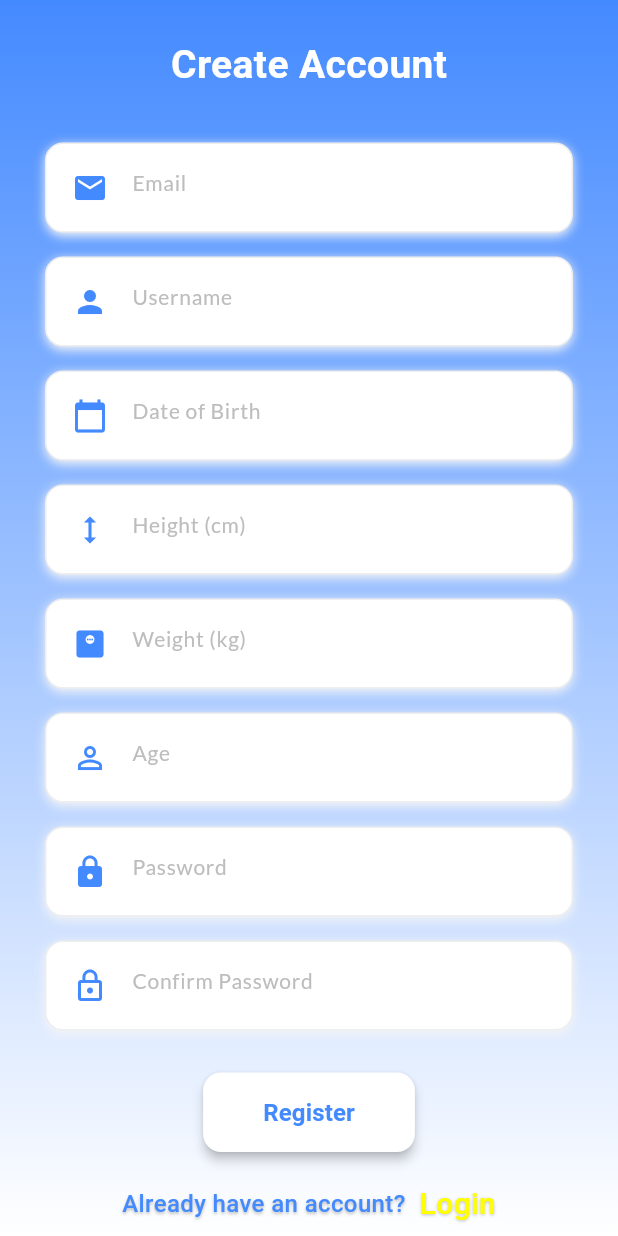
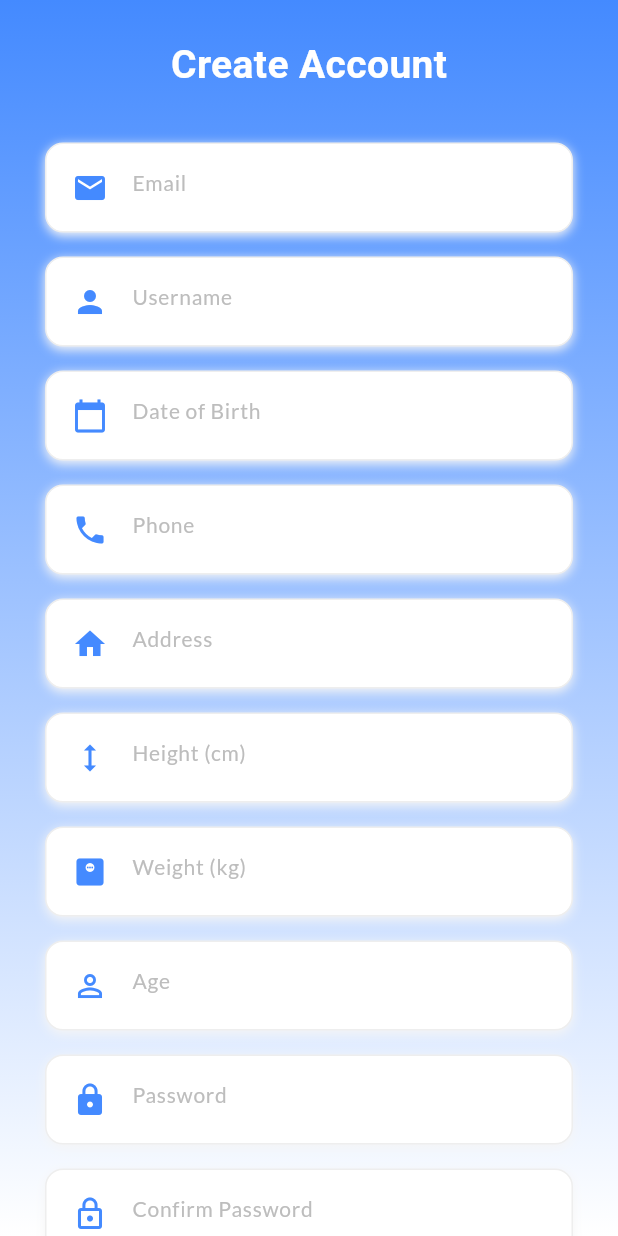
Before and after one commit to Dung261102/kltn, a Flutter app: the RegisterPage screen opened directly, on a phone screen of 412 x 824 dp. Run offline on Flutter 3.47's test engine with Material 3 defaults, Android fonts, the light colour scheme and no system bars; our stand-ins replace cloud_firestore, date_picker_timeline, fl_chart, flutter_blue_plus, flutter_local_notifications, flutter_native_timezone and 11 more; missing offline and left inert: socket_io_client_flutter, socket_io_common; accounts and stored records are empty.

Commit message:
Cập nhật UI đăng ký + đăng nhập

```diff
--- a/lib/rest/rest_api.dart
+++ b/lib/rest/rest_api.dart
@@ -34,9 +34,9 @@ Future<Map<String, dynamic>> userRegister(
     String username,
     String email,
     String password,
-    // String phone,
+    String phone,
     String dob,
-    // String address
+    String address
     ) async {
   final response = await http.post(
     Uri.parse('${Utils.baseUrl}/user/register'),
@@ -48,9 +48,9 @@ Future<Map<String, dynamic>> userRegister(
       'name': username,
       'email': email,
       'password': password,
-      // 'phone': phone,
+      'phone': phone,
       'dob': dob,
-      // 'address': address
+      'address': address
     }),
   );
 
--- a/lib/ui/pages/login/register_page.dart
+++ b/lib/ui/pages/login/register_page.dart
@@ -18,8 +18,8 @@ class RegisterPageState extends State<RegisterPage> {
   final TextEditingController email = TextEditingController();
   final TextEditingController username = TextEditingController();
   final TextEditingController dob = TextEditingController();
-  // final TextEditingController phone = TextEditingController();
-  // final TextEditingController address = TextEditingController();
+  final TextEditingController phone = TextEditingController();
+  final TextEditingController address = TextEditingController();
   final TextEditingController password = TextEditingController();
   final TextEditingController confirmPassword = TextEditingController();
   final TextEditingController height = TextEditingController();
@@ -87,18 +87,18 @@ class RegisterPageState extends State<RegisterPage> {
                     txtHint: 'Date of Birth',
                     obsecure: false,
                   ),
-                  // FormFields(
-                  //   controller: phone,
-                  //   data: Icons.phone,
-                  //   txtHint: 'Phone',
-                  //   obsecure: false,
-                  // ),
-                  // FormFields(
-                  //   controller: address,
-                  //   data: Icons.home,
-                  //   txtHint: 'Address',
-                  //   obsecure: false,
-                  // ),
+                  FormFields(
+                    controller: phone,
+                    data: Icons.phone,
+                    txtHint: 'Phone',
+                    obsecure: false,
+                  ),
+                  FormFields(
+                    controller: address,
+                    data: Icons.home,
+                    txtHint: 'Address',
+                    obsecure: false,
+                  ),
                   FormFields(
                     controller: height,
                     data: Icons.height,
@@ -144,9 +144,9 @@ class RegisterPageState extends State<RegisterPage> {
                           username.text,
                           email.text,
                           password.text,
-                          // phone.text,
+                          phone.text,
                           dob.text,
-                          // address.text,
+                          address.text,
                         );
                       }
                     },
@@ -222,12 +222,11 @@ class RegisterPageState extends State<RegisterPage> {
       String username,
       String email,
       String password,
-      // String phone,
+      String phone,
       String dob,
-      // String address,
+      String address,
   ) async {
-    // var res = await userRegister(username, email, password, phone, dob, address);
-    var res = await userRegister(username, email, password, dob);
+    var res = await userRegister(username, email, password, phone, dob, address);
 
     if (res['success']) { // nếu đăng ký thành công
       // Save username and body information to SharedPreferences
--- a/lib/ui/widgets/form_fields_widgets.dart
+++ b/lib/ui/widgets/form_fields_widgets.dart
@@ -15,10 +15,12 @@ class FormFields extends StatelessWidget {
   final IconData? data;                     // Cho phép null
   final String? txtHint;                    // Cho phép null
   final bool obsecure;                      // Mặc định là true
+  final FocusNode? focusNode; // Thêm dòng này
 
   FormFields({
     Key? key,
     this.controller,
+    this.focusNode, // Thêm dòng này
     this.data,
     this.txtHint,
     this.obsecure = true,
@@ -43,6 +45,7 @@ class FormFields extends StatelessWidget {
       margin: EdgeInsets.symmetric(vertical: 8, horizontal: 5),
       child: TextFormField(
         controller: controller,
+        focusNode: focusNode, // Thêm dòng này
         obscureText: obsecure,
         style: titleStyle,
         decoration: InputDecoration(
```
Also changed, not shown: lib/ui/pages/login/login_page.dart (+69 -0 lines), 1 other file.
